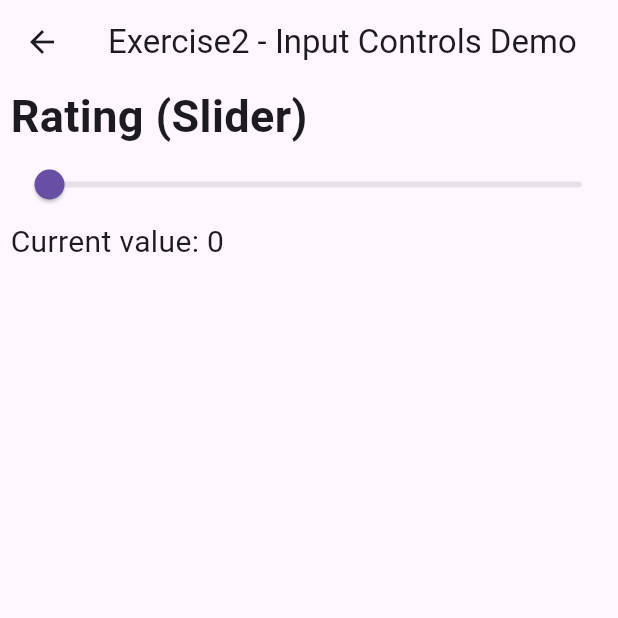
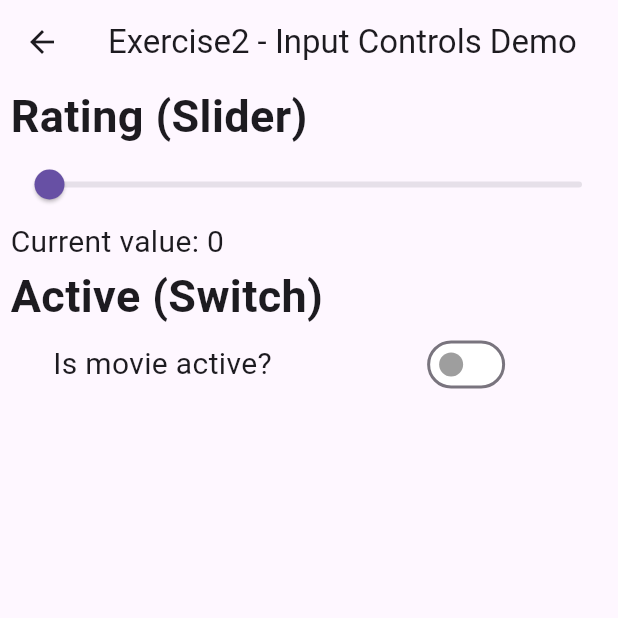
Before and after one commit to kinocoder/PRM393-Flutter-Coursework, a Flutter app: the ExeWidget2 screen opened directly, on a phone screen of 412 x 824 dp, the top half of it. Run offline on Flutter 3.47's test engine with Material 3 defaults, Android fonts, the phone set to English and light mode, and no system bars; network calls fail.

Commit message:
feat: Switch

```diff
--- a/lib/ui/Screens/InputControlsDemo.dart
+++ b/lib/ui/Screens/InputControlsDemo.dart
@@ -7,8 +7,6 @@ class ExeWidget2 extends StatefulWidget {
   State<ExeWidget2> createState() => _ExeWidget2State();
 }
 
-
-
 class _ExeWidget2State extends State<ExeWidget2> {
   double sliderValue = 0;
   double sliderConfirmValue = 0;
@@ -16,15 +14,21 @@ class _ExeWidget2State extends State<ExeWidget2> {
   bool actionCheck = false;
   Map<String, bool> movieGenres = {'Action': false, 'Comedy': false};
 
-  void onRatingChange(double value){
+  void onRatingChange(double value) {
     setState(() {
       sliderValue = value;
     });
   }
 
-  void onRatingChangeEnd(double value){
+  void onRatingChangeEnd(double value) {
     setState(() {
       sliderConfirmValue = value;
+    });
+  }
+
+  void isActiveChange(bool value) {
+    setState(() {
+      isActive = value;
     });
   }
 
@@ -32,7 +36,8 @@ class _ExeWidget2State extends State<ExeWidget2> {
   Widget build(BuildContext context) {
     return Scaffold(
       appBar: AppBar(title: Text("Exercise2 - Input Controls Demo")),
-      body: ListView(padding: EdgeInsets.only(left: 7),
+      body: ListView(
+        padding: EdgeInsets.only(left: 7),
         children: [
           const Text(
             "Rating (Slider)",
@@ -41,14 +46,38 @@ class _ExeWidget2State extends State<ExeWidget2> {
           Slider(
             value: sliderValue,
             min: 0,
-              max:100,
+            max: 100,
             divisions: 100,
             label: sliderValue.toStringAsFixed(0),
             onChanged: onRatingChange,
             onChangeEnd: onRatingChangeEnd,
           ),
-          Text("Current value: ${sliderValue.toStringAsFixed(0)}",style: TextStyle(fontSize: 20),),
-
+          Text(
+            "Current value: ${sliderValue.toStringAsFixed(0)}",
+            style: TextStyle(fontSize: 20),
+          ),
+          const Text(
+            "Active (Switch)",
+            style: TextStyle(fontWeight: FontWeight.bold, fontSize: 30),
+          ),
+          Row(crossAxisAlignment: CrossAxisAlignment.center,
+            children: [
+              Expanded(flex: 5,
+                  child: Center(
+                      child: Text("Is movie active?", style: TextStyle(fontSize: 20),)),
+                  ),
+              Expanded(flex: 5,
+                child: Switch(
+                  value: isActive,
+                  onChanged: isActiveChange,
+                  activeThumbColor: Colors.white,
+                  activeTrackColor: Colors.cyan,
+                  inactiveThumbColor: Colors.grey,
+                  inactiveTrackColor: Colors.white,
+                ),
+              ),
+            ],
+          ),
         ],
       ),
     );
```
Lines whose indentation alone changed are shown as unchanged.
